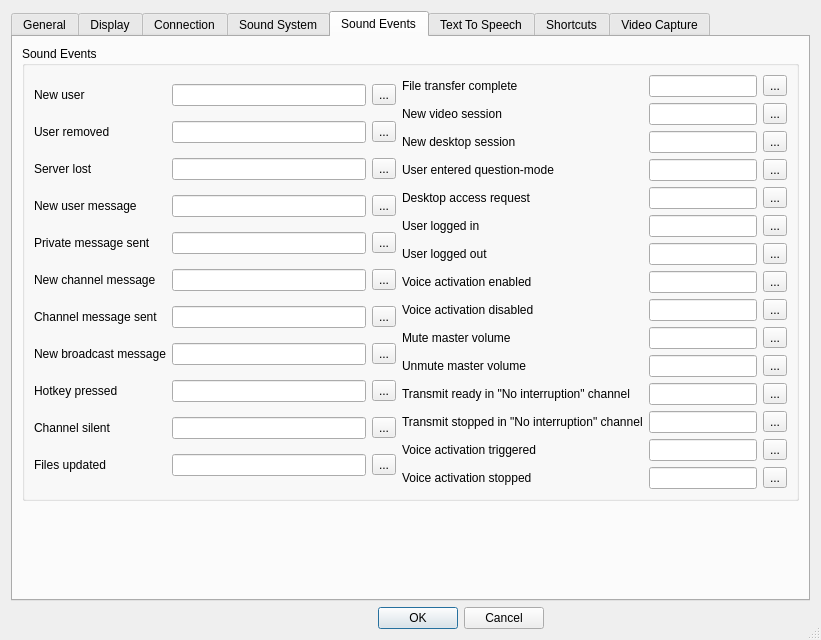
The window that Client/qtTeamTalk/preferences.ui (BearWare/TeamTalk5) describes before a commit, drawn with Qt 5.
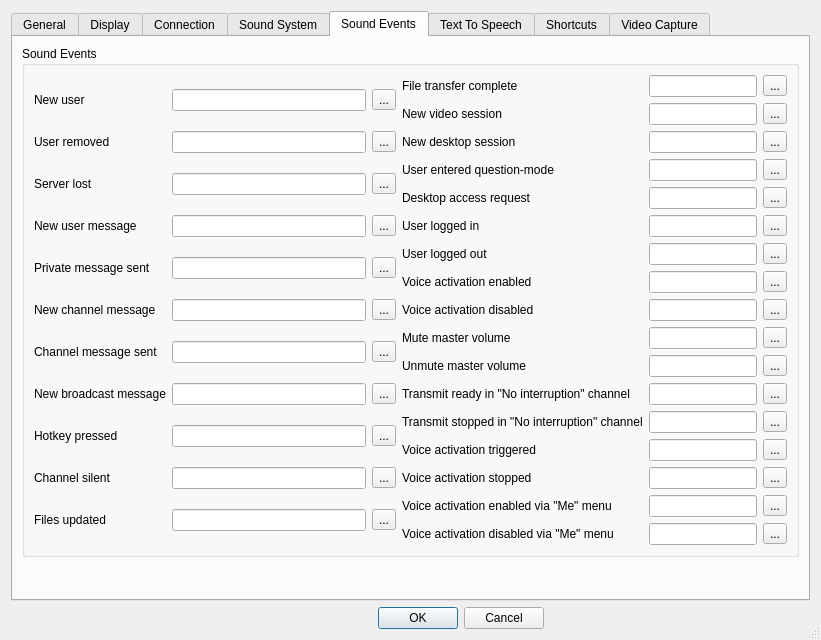
The same window after the commit. The open tabs and pages were chosen to show the change. Icons and pictures are not drawn. Custom widgets are drawn as their Qt base class.

Commit message: Specific sound for voice act via me menu, fix ini

The edit to the form file:
```diff
--- a/Client/qtTeamTalk/preferences.ui
+++ b/Client/qtTeamTalk/preferences.ui
@@ -1775,6 +1775,52 @@
               </property>
              </widget>
             </item>
+            <item row="15" column="0">
+             <widget class="QLabel" name="label_70">
+              <property name="text">
+               <string>Voice activation enabled via "Me" menu</string>
+              </property>
+              <property name="buddy">
+               <cstring>voiceactmeonEdit</cstring>
+              </property>
+             </widget>
+            </item>
+            <item row="15" column="1">
+             <widget class="QLineEdit" name="voiceactmeonEdit"/>
+            </item>
+            <item row="15" column="2">
+             <widget class="QToolButton" name="voiceactmeonButton">
+              <property name="accessibleName">
+               <string>Browse</string>
+              </property>
+              <property name="text">
+               <string notr="true">...</string>
+              </property>
+             </widget>
+            </item>
+            <item row="16" column="0">
+             <widget class="QLabel" name="label_71">
+              <property name="text">
+               <string>Voice activation disabled via "Me" menu</string>
+              </property>
+              <property name="buddy">
+               <cstring>voiceactmeoffEdit</cstring>
+              </property>
+             </widget>
+            </item>
+            <item row="16" column="1">
+             <widget class="QLineEdit" name="voiceactmeoffEdit"/>
+            </item>
+            <item row="16" column="2">
+             <widget class="QToolButton" name="voiceactmeoffButton">
+              <property name="accessibleName">
+               <string>Browse</string>
+              </property>
+              <property name="text">
+               <string notr="true">...</string>
+              </property>
+             </widget>
+            </item>
            </layout>
           </item>
          </layout>
```
The commit also changes 10 other files.
